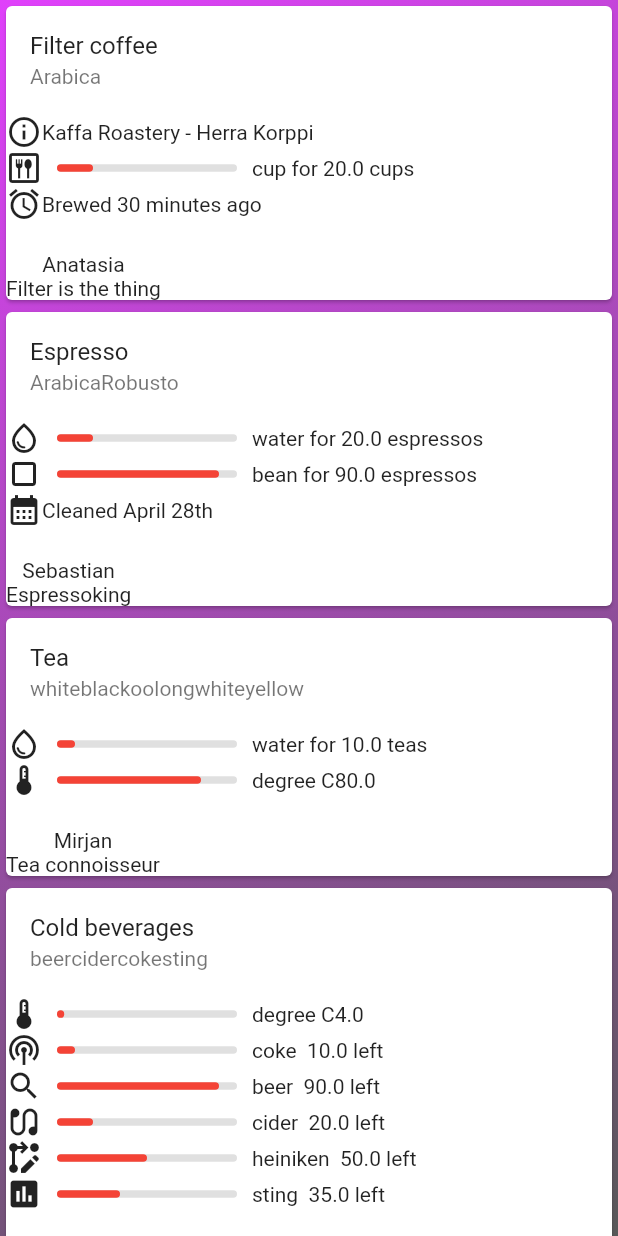
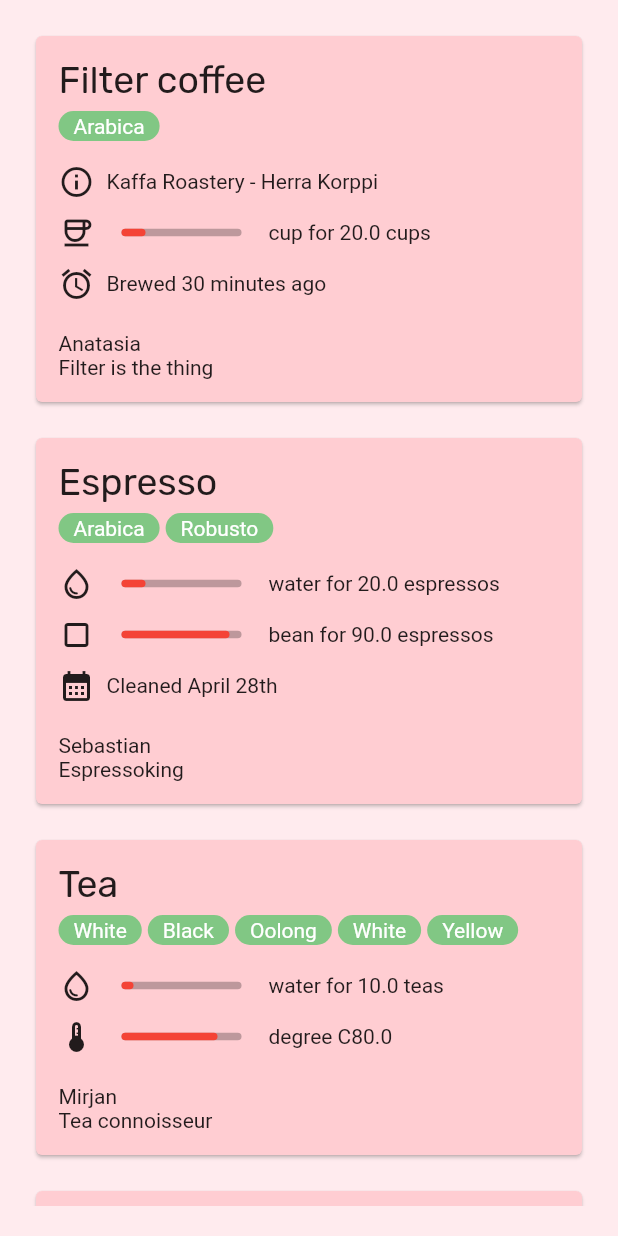
Before and after one commit to UlrichDinh168/riimu_coffee, a Flutter app: the screen it shows after launch, on a phone screen of 412 x 824 dp. Run offline on Flutter 3.47's test engine with Material 2 defaults, Android fonts, the light colour scheme and no system bars; drawn by our look-alikes of percent_indicator; our stand-ins replace google_fonts.

Commit message:
Styling: Icon + Text + Padding

```diff
--- a/lib/components/beverage_card.dart
+++ b/lib/components/beverage_card.dart
@@ -1,6 +1,7 @@
 import 'package:flutter/material.dart';
 import 'package:riimu_coffee/models/beverage_model.dart';
 import 'package:percent_indicator/percent_indicator.dart';
+import 'package:google_fonts/google_fonts.dart';
 
 class BeverageCard extends StatelessWidget {
   const BeverageCard({
@@ -37,43 +38,56 @@ class BeverageCard extends StatelessWidget {
       Category.heiniken: 'heiniken',
       Category.cider: 'cider',
     };
-    print(beverage.id);
-    return Card(
+    // print(beverage.id);
+    return Container(
+      padding: const EdgeInsets.only(
+          bottom: 16.0), // Adjust the bottom padding value as needed
+      child: Card(
+        color: Colors.red[100],
+        child: Padding(
+          padding: const EdgeInsets.all(15.0),
           child: Column(
+            crossAxisAlignment: CrossAxisAlignment.start,
             children: [
-          ListTile(
-            title: Text(beverage.title),
-            subtitle: Row(
+              Text(
+                beverage.title,
+                style: GoogleFonts.rubik(
+                    fontSize: 25, fontWeight: FontWeight.w400),
+              ),
+              const SizedBox(height: 5),
+              Row(
                 crossAxisAlignment: CrossAxisAlignment.start,
                 children: beverage.types.map((type) {
-                return Text(type);
+                  return Padding(
+                    padding: const EdgeInsets.only(right: 4.0),
+                    child: Container(
+                      padding: const EdgeInsets.symmetric(
+                          vertical: 2,
+                          horizontal:
+                              10), // Adjust the padding values as needed
+                      decoration: BoxDecoration(
+                        color: Colors.green[300], // Background color
+                        borderRadius: BorderRadius.circular(
+                            20.0), // Adjust the radius value as needed
+                      ),
+                      child: Text(
+                        type,
+                        style: const TextStyle(
+                            color: Colors
+                                .white), // Adjust the text style as needed
+                      ),
+                    ),
+                  );
                 }).toList(),
               ),
-            onTap: () {
-              showDetails();
-            },
-          ),
+              const SizedBox(height: 5),
               ...beverage.description.properties.map((entry) {
                 String descriptionText = '';
-            // double materialPercentage =
-            //     (entry.remain ?? 1 / (entry.total ?? 100));
-            // materialPercentage = materialPercentage.clamp(0.0,
-            //     100.0); // Ensure the percentage is within the valid range
-            // materialPercentage /= 100.0; // Convert to the 0.0 to 1.0 range
-
-            // double barPercentage = entry.degree != null
-            //     ? (entry.degree ?? 1 / 100.0)
-            //     : materialPercentage;
-
                 double materialPercentage = clampAndNormalizePercentage(
                     (entry.remain ?? 1) / (entry.total ?? 100));
 
                 double degreePercentage =
                     clampAndNormalizePercentage((entry.degree ?? 1) / 100.0);
-
-            // double barPercentage = entry.degree != null
-            //     ? clampAndNormalizePercentage(degreePercentage, 0.0, 100.0)
-            //     : clampAndNormalizePercentage(materialPercentage, 0.0, 100.0);
 
                 String text = beverage.title != 'Cold beverages' ? 'for' : '';
 
@@ -87,47 +101,52 @@ class BeverageCard extends StatelessWidget {
                 if (entry.degree != null) {
                   descriptionText += '${entry.degree}';
                 }
-            return Row(
+                return Column(
+                  crossAxisAlignment: CrossAxisAlignment.start,
                   children: [
-                // Text(entry.name),
-                Icon(categoryIcons[entry.category]),
+                    const SizedBox(height: 10),
+                    Row(
+                      children: [
+                        Padding(
+                          padding: const EdgeInsets.only(right: 8.0),
+                          child: Icon(categoryIcons[entry.category]),
+                        ),
                         if (entry.total != null && entry.remain != null ||
                             entry.degree != null)
-                  LinearPercentIndicator(
-                    width: 140.0,
+                          Padding(
+                            padding: const EdgeInsets.only(right: 8.0),
+                            child: LinearPercentIndicator(
+                              width: 100.0,
                               lineHeight: 5.0,
                               barRadius: const Radius.circular(10),
                               percent: entry.degree != null
                                   ? degreePercentage
                                   : materialPercentage,
-                    backgroundColor: Colors.black12,
+                              backgroundColor: Colors.black26,
                               progressColor: Colors.red,
                             ),
-
-                // ProgressBar(progress: entry.remain),
-
+                          ),
                         Text(descriptionText),
-              ],
-            );
-          }),
-          // const ProgressBar(),
-
-          const SizedBox(
-            height: 20,
-          ),
-          ...beverage.salespersons.map((sp) {
-            return Row(
-              children: [
-                Column(
-                  children: [
-                    Text(sp.name),
-                    Text(sp.status),
                       ],
                     ),
                   ],
                 );
               }),
+              const SizedBox(
+                height: 20,
+              ),
+              ...beverage.salespersons.map((sp) {
+                return Column(
+                  crossAxisAlignment: CrossAxisAlignment.start,
+                  children: [
+                    Text(sp.name),
+                    Text(sp.status),
                   ],
+                );
+              }),
+            ],
+          ),
+        ),
       ),
     );
   }
--- a/lib/components/progress_bar.dart
+++ /dev/null
@@ -1,39 +0,0 @@
-import 'package:flutter/material.dart';
-
-// <2>
-class ProgressBar extends StatefulWidget {
-  const ProgressBar({super.key, this.progress});
-
-  final double? progress;
-  @override
-  State<ProgressBar> createState() => _ProgressBarState();
-}
-
-class _ProgressBarState extends State<ProgressBar> {
-  @override
-  Widget build(BuildContext context) {
-    double progress =
-        widget.progress ?? 50; // Use a default value if progress is null
-
-    return Scaffold(
-      floatingActionButton: FloatingActionButton(
-        child: const Icon(Icons.arrow_forward_ios_rounded),
-        onPressed: () {
-          setState(() {});
-        },
-      ),
-      body: Padding(
-        padding: const EdgeInsets.symmetric(horizontal: 1),
-        child: Center(
-            child: Container(
-          constraints: const BoxConstraints(maxWidth: 10),
-          child: LinearProgressIndicator(
-            value: progress,
-            backgroundColor: Colors.red,
-            valueColor: const AlwaysStoppedAnimation<Color>(Colors.green),
-          ),
-        )),
-      ),
-    );
-  }
-}
--- a/lib/data/beverages.dart
+++ b/lib/data/beverages.dart
@@ -51,7 +51,7 @@ final List<Beverage> beverages = [
   ),
   Beverage(
     title: 'Tea',
-    types: ['white', 'black', 'oolong', 'white', 'yellow'],
+    types: ['White', 'Black', 'Oolong', 'White', 'Yellow'],
     salespersons: [
       Salesperson(name: 'Mirjan', status: 'Tea connoisseur'),
     ],
@@ -71,7 +71,7 @@ final List<Beverage> beverages = [
   ),
   Beverage(
     title: 'Cold beverages',
-    types: ['beer', 'cider', 'coke', 'sting'],
+    types: ['Beer', 'Cider', 'Coke', 'Sting'],
     salespersons: [
       Salesperson(name: 'Goran', status: 'Fulltime filler'),
       Salesperson(name: 'Ville', status: 'Creditcard man'),
--- a/lib/data/beverages_category_detail.dart
+++ b/lib/data/beverages_category_detail.dart
@@ -1,3 +1,3 @@
- import 'package:riimu_coffee/models/beverage_category_model.dart';
+//  import 'package:riimu_coffee/models/beverage_category_model.dart';
 
-final <List> BeverageCategory;
+// final <List> BeverageCategory;
--- a/lib/main.dart
+++ b/lib/main.dart
@@ -33,7 +33,17 @@ class _Start extends State<Start> {
     }
 
     return MaterialApp(
-      home: Scaffold(body: screenWidget),
+      home: Scaffold(
+        backgroundColor: Colors.red[50],
+        body: screenWidget,
+      ),
     );
   }
 }
+
+  // decoration: const BoxDecoration(
+  //         gradient: LinearGradient(
+  //             colors: [Colors.purpleAccent, Color.fromARGB(255, 88, 88, 88)],
+  //             begin: Alignment.topLeft,
+  //             end: Alignment.bottomRight),
+  //       ),
--- a/lib/models/beverage_model.dart
+++ b/lib/models/beverage_model.dart
@@ -39,7 +39,7 @@ const categoryIcons = {
   Category.time: Icons.alarm,
   Category.app: Icons.app_blocking,
   Category.info: Icons.info_outline,
-  Category.cup: Icons.dining_outlined,
+  Category.cup: Icons.coffee_outlined,
   Category.bean: Icons.crop_square,
   Category.degree: Icons.device_thermostat_outlined,
 
--- a/lib/screens/home.dart
+++ b/lib/screens/home.dart
@@ -21,12 +21,7 @@ class Home extends StatelessWidget {
   @override
   Widget build(BuildContext context) {
     return Container(
-        decoration: const BoxDecoration(
-          gradient: LinearGradient(
-              colors: [Colors.purpleAccent, Color.fromARGB(255, 88, 88, 88)],
-              begin: Alignment.topLeft,
-              end: Alignment.bottomRight),
-        ),
+        margin: const EdgeInsets.all(20),
         child: ListView.builder(
           itemCount: beverages.length,
           itemBuilder: (context, index) {
--- a/pubspec.yaml
+++ b/pubspec.yaml
@@ -37,6 +37,8 @@ dependencies:
   cupertino_icons: ^1.0.6
   uuid: ^4.1.0
   percent_indicator: ^4.2.3
+  google_fonts: ^6.1.0
+  path_provider: ^2.1.1
 
 dev_dependencies:
   flutter_test:
```
Also changed, not shown: pubspec.lock, 10 other files. Lines whose indentation alone changed are shown as unchanged.
